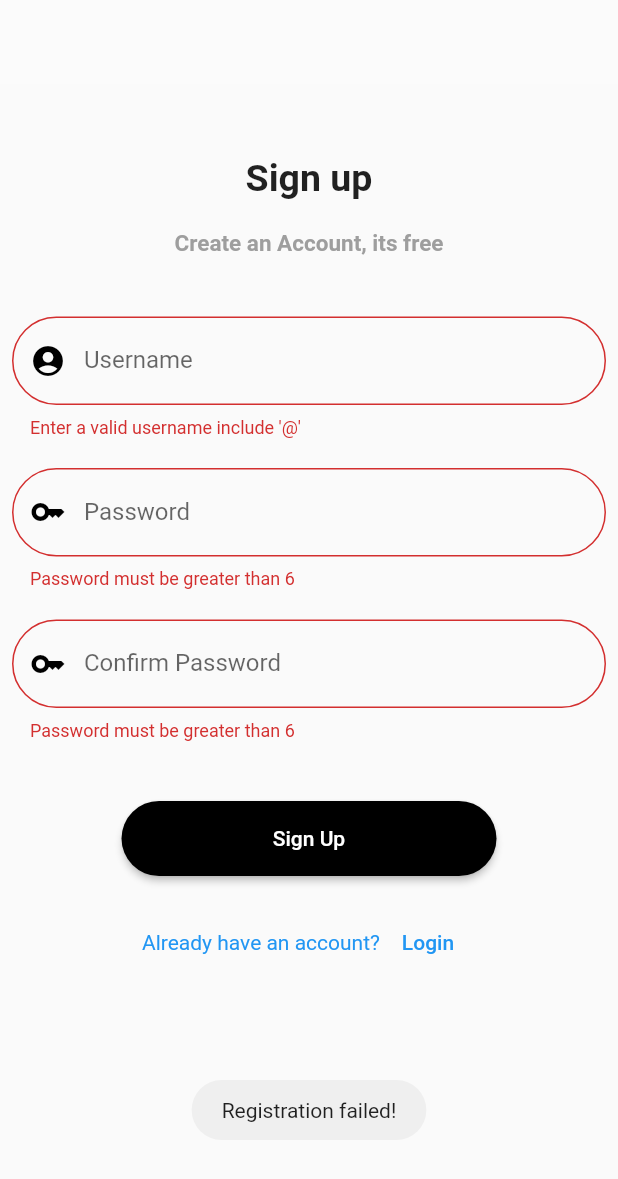
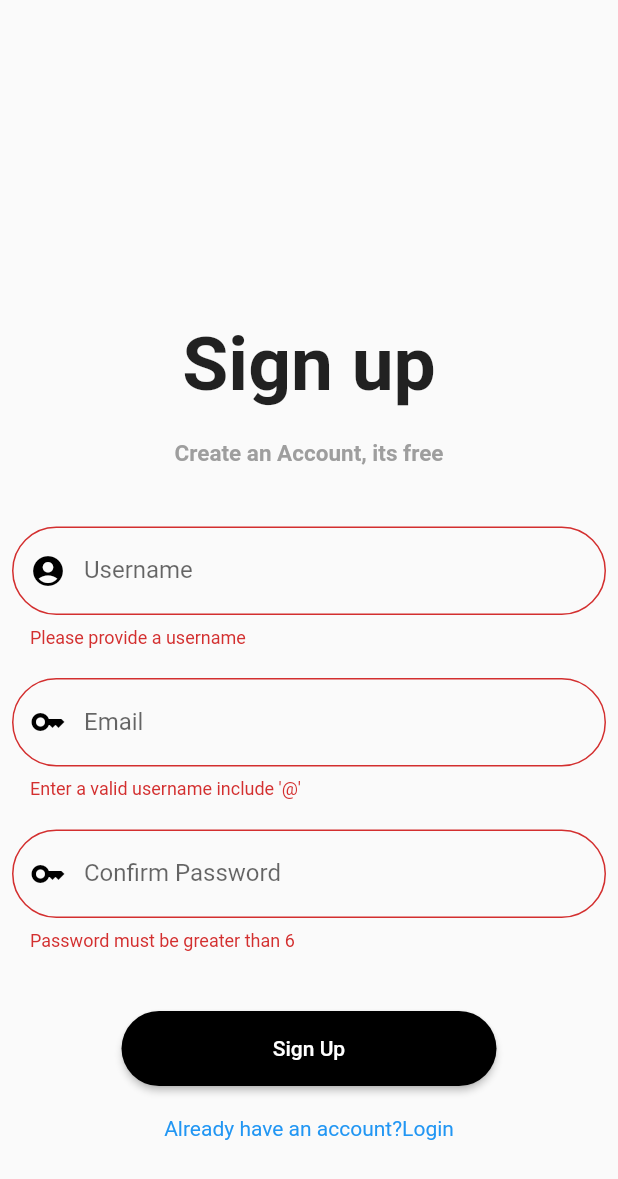
Before and after one commit to finosemajeed/e_commerce_app_ui, a Flutter app: the SignUpScreen screen opened directly, after a tap on "Sign Up", on a phone screen of 412 x 824 dp. Shown: the top 1179 px of the screen. Run offline on Flutter 3.47's test engine with Material 2 defaults, Android fonts, the phone set to English and light mode, and no system bars; our stand-ins replace badges, cloud_firestore, firebase_auth, firebase_core, fluttertoast, lottie; accounts and stored records are empty.

Commit message:
firebase user registration completed

```diff
--- /dev/null
+++ b/lib/domain/signup_screen/signup_auth_function.dart
@@ -0,0 +1,30 @@
+import 'package:e_comerce_app_ui/domain/signup_screen/signup_firestore_service.dart';
+import 'package:firebase_auth/firebase_auth.dart';
+import 'package:flutter/cupertino.dart';
+import 'package:flutter/material.dart';
+
+class SignupAuthFunction {
+  static signupUser(
+      String email, String password, String name, BuildContext context) async {
+    try {
+      UserCredential userCredential = await FirebaseAuth.instance
+          .createUserWithEmailAndPassword(email: email, password: password);
+      await FirebaseAuth.instance.currentUser!.updateDisplayName(name);
+      await FirebaseAuth.instance.currentUser!.updateEmail(email);
+      SignUpFirestoreService.saveUser(name, email, userCredential.user!.uid);
+      ScaffoldMessenger.of(context)
+          .showSnackBar(SnackBar(content: Text('Registration Succesful')));
+    } on FirebaseAuthException catch (e) {
+      if (e.code == 'weak-password') {
+        ScaffoldMessenger.of(context).showSnackBar(
+            SnackBar(content: Text('Password provided is too weak')));
+      } else if (e.code == 'email-already-in-use') {
+        ScaffoldMessenger.of(context).showSnackBar(
+            SnackBar(content: Text('Email provided already exist')));
+      }
+    } catch (e) {
+      ScaffoldMessenger.of(context)
+          .showSnackBar(SnackBar(content: Text(e.toString())));
+    }
+  }
+}
--- /dev/null
+++ b/lib/domain/signup_screen/signup_firestore_service.dart
@@ -0,0 +1,11 @@
+import 'package:cloud_firestore/cloud_firestore.dart';
+import 'package:firebase_core/firebase_core.dart';
+
+class SignUpFirestoreService {
+  static saveUser(String name, email, uid) async {
+    await FirebaseFirestore.instance
+        .collection('users')
+        .doc(uid)
+        .set({'email': email, 'name': name});
+  }
+}
--- a/lib/main.dart
+++ b/lib/main.dart
@@ -1,9 +1,13 @@
 import 'package:e_comerce_app_ui/presentation/search_screen/search_screen.dart';
 import 'package:e_comerce_app_ui/presentation/splash_screen/spalash_screen.dart';
+import 'package:firebase_core/firebase_core.dart';
 
 import 'package:flutter/material.dart';
 
-void main() {
+void main() async {
+  WidgetsFlutterBinding.ensureInitialized();
+  await Firebase.initializeApp();
+
   runApp(const MainApp());
 }
 
--- a/lib/presentation/home_screen/home_screen.dart
+++ b/lib/presentation/home_screen/home_screen.dart
@@ -16,6 +16,7 @@ class HomeScreen extends StatelessWidget {
   Widget build(BuildContext context) {
     return Scaffold(
       appBar: AppBar(
+        automaticallyImplyLeading: false,
         backgroundColor: Colors.transparent,
         elevation: 0,
         toolbarHeight: 100,
@@ -26,8 +27,8 @@ class HomeScreen extends StatelessWidget {
             backgroundColor: offWhite,
             child: IconButton(
                 onPressed: () {
-                  Navigator.of(context).push(
-                      MaterialPageRoute(builder: ((context) => const CartScreen())));
+                  Navigator.of(context).push(MaterialPageRoute(
+                      builder: ((context) => const CartScreen())));
                 },
                 icon: const Icon(
                   Icons.local_grocery_store_outlined,
--- a/lib/presentation/signup_screen/signup_screen.dart
+++ b/lib/presentation/signup_screen/signup_screen.dart
@@ -1,34 +1,32 @@
+import 'package:e_comerce_app_ui/presentation/login_screen/login_screen.dart';
 import 'package:e_comerce_app_ui/presentation/navigation_screen/navigation_screen.dart';
 import 'package:flutter/material.dart';
 import 'package:fluttertoast/fluttertoast.dart';
+
+import '../../domain/signup_screen/signup_auth_function.dart';
 
 // ignore: must_be_immutable
 class SignUpScreen extends StatelessWidget {
   SignUpScreen({super.key});
 
-  TextEditingController pass = TextEditingController();
-  TextEditingController cpass = TextEditingController();
+  TextEditingController emailController = TextEditingController();
+  TextEditingController passwordContoller = TextEditingController();
+  TextEditingController userNameController = TextEditingController();
   var regKey = GlobalKey<FormState>();
 
   @override
   Widget build(BuildContext context) {
     return Scaffold(
-      appBar: AppBar(
-        backgroundColor: Colors.white10,
-        elevation: 0,
-        foregroundColor: Colors.black,
-      ),
       body: SafeArea(
         child: SingleChildScrollView(
           child: Padding(
             padding: const EdgeInsets.all(8.0),
             child: Column(
-              mainAxisAlignment: MainAxisAlignment.spaceBetween,
               children: [
-                const SizedBox(height: 40),
+                SizedBox(height: MediaQuery.of(context).size.height / 4),
                 const Text(
                   'Sign up',
-                  style: TextStyle(fontSize: 25, fontWeight: FontWeight.bold),
+                  style: TextStyle(fontSize: 50, fontWeight: FontWeight.bold),
                 ),
                 const SizedBox(height: 20),
                 const Text(
@@ -45,6 +43,7 @@ class SignUpScreen extends StatelessWidget {
                     mainAxisAlignment: MainAxisAlignment.spaceBetween,
                     children: [
                       TextFormField(
+                        controller: userNameController,
                         decoration: const InputDecoration(
                           hintText: 'username@example.com',
                           prefixIcon: Icon(
@@ -57,9 +56,9 @@ class SignUpScreen extends StatelessWidget {
                                 BorderRadius.all(Radius.circular(50.0)),
                           ),
                         ),
-                        validator: (userName) {
-                          if (userName!.isEmpty || !(userName.contains('@'))) {
-                            return 'Enter a valid username include \'@\'';
+                        validator: (value) {
+                          if (value!.isEmpty) {
+                            return 'Please provide a username';
                           } else {
                             return null;
                           }
@@ -68,29 +67,26 @@ class SignUpScreen extends StatelessWidget {
                       ),
                       const SizedBox(height: 20),
                       TextFormField(
-                        obscureText: true,
                           decoration: const InputDecoration(
                             prefixIcon: Icon(
                               Icons.key,
                               color: Colors.black,
                             ),
-                          labelText: 'Password',
+                            labelText: 'Email',
                             border: OutlineInputBorder(
                               borderRadius:
                                   BorderRadius.all(Radius.circular(50.0)),
                             ),
                           ),
                           textInputAction: TextInputAction.next,
-                        controller: pass,
+                          controller: emailController,
                           validator: (value) {
-                          if (value!.isEmpty || value.length < 6) {
-                            return 'Password must be greater than 6';
-                          } else if (pass.toString() != pass.toString()) {
-                            return 'Password does not match';
+                            if (value!.isEmpty || !(value.contains('@'))) {
+                              return 'Enter a valid username include \'@\'';
+                            } else {
+                              return null;
                             }
-                          return null;
-                        },
-                      ),
+                          }),
                       const SizedBox(height: 20),
                       TextFormField(
                         obscureText: true,
@@ -106,12 +102,10 @@ class SignUpScreen extends StatelessWidget {
                           ),
                         ),
                         textInputAction: TextInputAction.done,
-                        controller: cpass,
+                        controller: passwordContoller,
                         validator: (value) {
                           if (value!.isEmpty || value.length < 6) {
                             return 'Password must be greater than 6';
-                          } else if (pass.toString() != pass.toString()) {
-                            return 'Password does not match';
                           }
                           return null;
                         },
@@ -127,25 +121,22 @@ class SignUpScreen extends StatelessWidget {
                         ),
                         onPressed: () {
                           final isValid = regKey.currentState!.validate();
+                          final email = emailController.text.trim();
+                          final password = passwordContoller.text.trim();
+                          final userName = userNameController.text.trim();
                           if (isValid) {
-                            Navigator.push(
+                            SignupAuthFunction.signupUser(
+                                email, password, userName, context);
+                            Navigator.pushReplacement(
                                 context,
                                 MaterialPageRoute(
                                     builder: ((context) =>
                                         NavigationScreen())));
                             ScaffoldMessenger.of(context).showSnackBar(
-                              SnackBar(
-                                content: const Text('Registration succesfull!'),
-                                action: SnackBarAction(
-                                  label: 'Action',
-                                  onPressed: () {
-                                    // Code to execute.
-                                  },
-                                ),
+                              const SnackBar(
+                                content: Text('Registration succesfull!'),
                               ),
                             );
-                          } else {
-                            Fluttertoast.showToast(msg: 'Registration failed!');
                           }
                         },
                         child: const Text('Sign Up'),
@@ -156,16 +147,15 @@ class SignUpScreen extends StatelessWidget {
                 const SizedBox(
                   height: 20,
                 ),
-                Row(
-                  mainAxisAlignment: MainAxisAlignment.center,
+                Wrap(
                   children: [
                     const Text('Already have an account?',
                         style: TextStyle(color: Colors.blue)),
-                    TextButton(
-                      onPressed: () {
-                        Navigator.pop(context);
-                      },
-                      child: const Text(
+                    GestureDetector(
+                      onTap: (() => Navigator.of(context).pushReplacement(
+                          MaterialPageRoute(
+                              builder: ((context) => LoginScreen())))),
+                      child: Text(
                         'Login',
                         style: TextStyle(color: Colors.blue),
                       ),
--- a/pubspec.yaml
+++ b/pubspec.yaml
@@ -30,7 +30,11 @@ environment:
 # versions available, run `flutter pub outdated`.
 dependencies:
   badges: ^2.0.3
+  cloud_firestore: ^4.3.1
   cupertino_icons: ^1.0.2
+  firebase_auth: ^4.2.5
+  firebase_core: ^2.4.1
+  firebase_storage: ^11.0.10
   flutter:
     sdk: flutter
   fluttertoast: ^8.1.2
```
Also changed, not shown: lib/presentation/login_screen/login_screen.dart (+9 -6 lines), lib/presentation/splash_screen/spalash_screen.dart (+16 -3 lines), pubspec.lock, 3 other files. Lines whose indentation alone changed are shown as unchanged.
